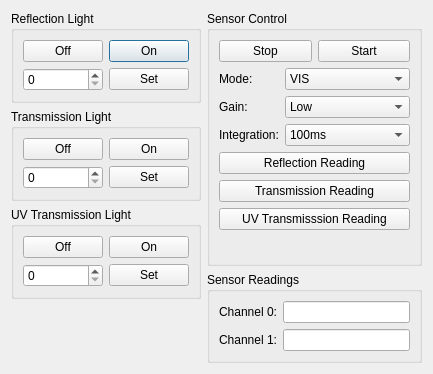
The window that software/desktop/src/remotecontroldialog.ui (dektronics/printalyzer-uvdensitometer) describes before a commit, drawn with Qt 5.
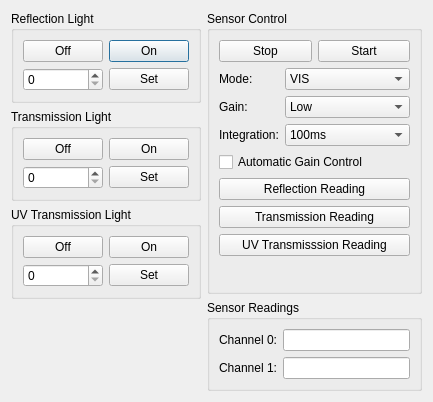
The same window after the commit.

Commit message: Hooked up AGC control of sensor

```diff
--- a/software/desktop/src/remotecontroldialog.ui
+++ b/software/desktop/src/remotecontroldialog.ui
@@ -7,7 +7,7 @@
     <x>0</x>
     <y>0</y>
     <width>433</width>
-    <height>374</height>
+    <height>402</height>
    </rect>
   </property>
   <property name="windowTitle">
@@ -271,6 +271,13 @@
         </item>
        </layout>
       </item>
+      <item>
+       <widget class="QCheckBox" name="agcCheckBox">
+        <property name="text">
+         <string>Automatic Gain Control</string>
+        </property>
+       </widget>
+      </item>
       <item>
        <widget class="QPushButton" name="reflReadPushButton">
         <property name="text">
```
The commit also changes 4 other files.
